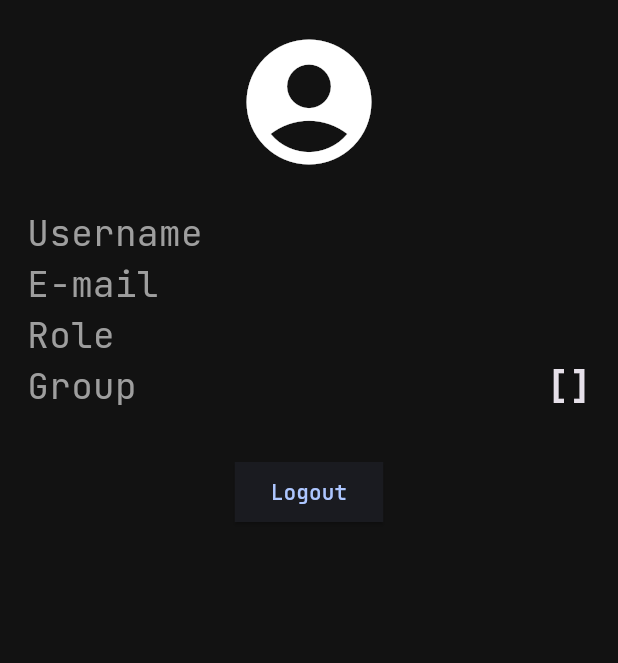
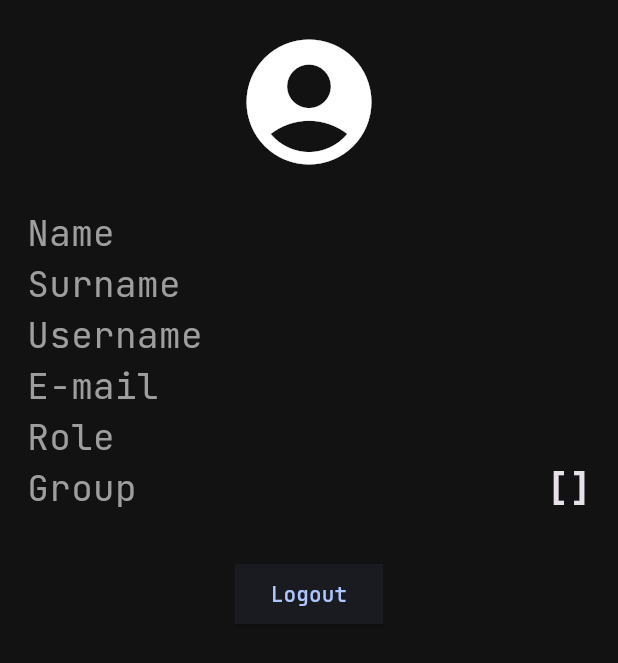
Before and after one commit to PatriStelmach/Agrub, a Flutter app: the UserScreen widget shown alone on an empty page, opened directly, on a phone screen of 412 x 824 dp. Shown: the top 663 px of the screen. Run offline on Flutter 3.47's test engine with Material 3 defaults, Android fonts, the phone set to English and light mode, and no system bars; our stand-ins replace audioplayers, dio, firebase_core, firebase_messaging, flutter_local_notifications, flutter_secure_storage and 6 more; missing offline and left inert: flutter_client_sse, flutter_volume_controller, sound_mode; accounts and stored records are empty; network calls fail.

Commit message:
Minor UI updates

```diff
--- a/mobile_app/lib/data/models/user_model.dart
+++ b/mobile_app/lib/data/models/user_model.dart
@@ -1,10 +1,15 @@
 class UserModel {
+  final String name;
+  final String surname;
   final String login;
   final String email;
   final String role;
   final List<dynamic> groups;
 
   UserModel({
+    required this.name,
+    required this.surname,
+
     required this.login,
     required this.email,
     required this.role,
@@ -20,8 +25,10 @@ class UserModel {
     }).toList();
 
     return UserModel(
+      name: decodedToken['firstname'] ?? 'Unknown',
+      surname: decodedToken['surname'] ?? 'Unknown',
       login: decodedToken['sub'] ?? 'Unknown',
-      email: decodedToken['email'] ?? '',
+      email: decodedToken['email'] ?? ' Unknown',
       role: decodedToken['role'] ?? 'USER',
       groups: groupNames,
     );
--- a/mobile_app/lib/screens/user_screen.dart
+++ b/mobile_app/lib/screens/user_screen.dart
@@ -33,6 +33,43 @@ class UserScreen extends StatelessWidget {
           children: [
             const Icon(Icons.account_circle_rounded, size: 100),
             const SizedBox(height: 20),
+
+            Row(
+              children: [
+                const Text(
+                  'Name',
+                  style: TextStyle(fontSize: 24, color: Colors.grey),
+                ),
+                const Spacer(),
+
+                Text(
+                  user.name,
+                  style: const TextStyle(
+                    fontSize: 24,
+                    fontWeight: FontWeight.bold,
+                  ),
+                ),
+              ],
+            ),
+
+            Row(
+              children: [
+                const Text(
+                  'Surname',
+                  style: TextStyle(fontSize: 24, color: Colors.grey),
+                ),
+                const Spacer(),
+                Text(
+                  user.surname,
+                  style: const TextStyle(
+                    fontSize: 24,
+                    color: Colors.grey,
+                    fontWeight: FontWeight.bold,
+                  ),
+                ),
+              ],
+            ),
+
             Row(
               children: [
                 Text(
@@ -40,6 +77,7 @@ class UserScreen extends StatelessWidget {
                   style: const TextStyle(fontSize: 24, color: Colors.grey),
                 ),
                 const Spacer(),
+
                 Text(
                   user.login,
                   style: const TextStyle(
```
Also changed, not shown: mobile_app/lib/screens/plugin/plugin_card.dart (+17 -4 lines).
